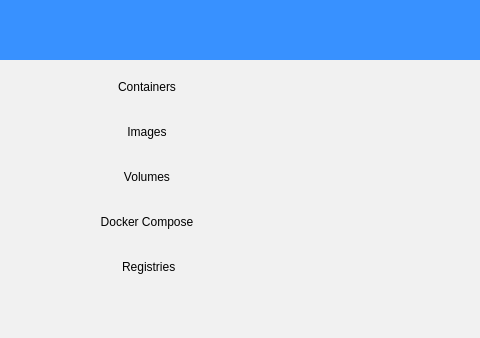
Qt form ui/mainwindow.ui (DavidRotert/moby-ui) before a commit; both pictures show x 0 to 480 and y 0 to 338 of the 1200 by 700 pixel window.
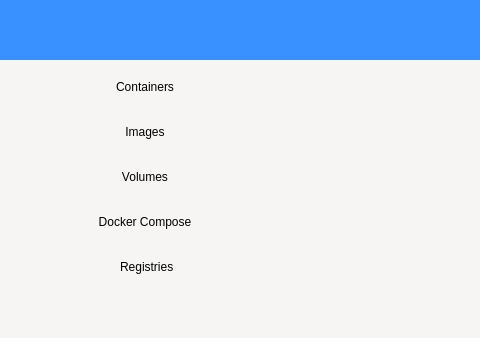
The same form after that commit. Icons and pictures are not drawn.

Diff of the .ui file:
```diff
--- a/ui/mainwindow.ui
+++ b/ui/mainwindow.ui
@@ -20,7 +20,8 @@
    <string>MainWindow</string>
   </property>
   <property name="styleSheet">
-   <string notr="true">background-color: rgb(241, 241, 241);</string>
+   <string notr="true">/*background-color: rgb(241, 241, 241);*/
+background-color: rgb(246, 245, 244);</string>
   </property>
   <property name="unifiedTitleAndToolBarOnMac">
    <bool>false</bool>
@@ -183,7 +184,7 @@
             </property>
             <layout class="QVBoxLayout" name="nav_widget_left_layout">
              <property name="leftMargin">
-              <number>4</number>
+              <number>0</number>
              </property>
              <property name="topMargin">
               <number>4</number>
```
Left out of the diff: 2 changed lines with no effect on the pictures.
